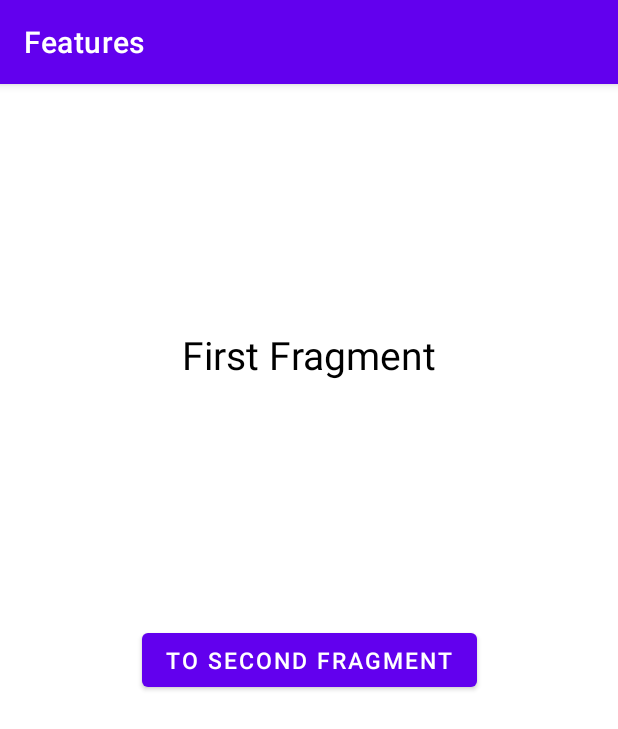
After one commit to AhmedSamirScience/Features, an Android app: the FirstTestFragment screen opened directly, with no data from a screen before it, on a phone screen of 412 x 824 dp. The commit adds this screen. Shown: the top 729 px of the screen. Run offline under Robolectric (Android 15) with nearby library versions, the phone set to English and light mode, and no system bars; our stand-ins replace data binding, sdp/ssp sizes.

Commit message:
Add new feature (Intent)
-Add a new activity called IntentActivity.kt
-Add 2 packages (firstTest, secondTest)
-Add 2 classes to firstTest package (FirstTestFragment.kt, FirstTestViewModel.kt)
-Add 2 classes to secondTest package (SecondTestFragment.kt, SecondTestViewModel.kt)
-Add alternative_nav_graph.xml that contains FirstTestFragment.kt and SecondTestFragment.kt
-Add button in fragment_service_list.xml
-Edit code in ServiceListFragment.kt
-Add some strings in strings.xml

```diff
--- a/app/src/main/AndroidManifest.xml
+++ b/app/src/main/AndroidManifest.xml
@@ -3,6 +3,7 @@
     xmlns:tools="http://schemas.android.com/tools">
 
     <uses-permission android:name="android.permission.ACCESS_NETWORK_STATE" />
+
     <application
         android:allowBackup="true"
         android:dataExtractionRules="@xml/data_extraction_rules"
@@ -13,6 +14,9 @@
         android:supportsRtl="true"
         android:theme="@style/Theme.Features"
         tools:targetApi="31">
+        <activity
+            android:name=".ui.activity.IntentActivity"
+            android:exported="false" />
         <activity
             android:name=".ui.activity.MainActivity"
             android:exported="true">
--- /dev/null
+++ b/app/src/main/java/com/samir/features/ui/activity/IntentActivity.kt
@@ -0,0 +1,14 @@
+package com.samir.features.ui.activity
+
+import androidx.appcompat.app.AppCompatActivity
+import android.os.Bundle
+import com.samir.features.databinding.ActivityIntentBinding
+
+class IntentActivity : AppCompatActivity() {
+    var binding: ActivityIntentBinding? = null
+    override fun onCreate(savedInstanceState: Bundle?) {
+        super.onCreate(savedInstanceState)
+        binding = ActivityIntentBinding.inflate(layoutInflater)
+        setContentView(binding?.getRoot())
+    }
+}
--- a/app/src/main/java/com/samir/features/ui/activity/MainActivity.kt
+++ b/app/src/main/java/com/samir/features/ui/activity/MainActivity.kt
@@ -4,15 +4,12 @@ package com.samir.features.ui.activity
  import android.view.KeyEvent
  import android.view.View
  import androidx.appcompat.app.AppCompatActivity
- import androidx.fragment.app.Fragment
- import androidx.fragment.app.FragmentManager
  import androidx.navigation.NavController
  import androidx.navigation.fragment.NavHostFragment
  import androidx.navigation.ui.NavigationUI
  import com.google.android.material.bottomnavigation.BottomNavigationView
  import com.samir.features.R
  import com.samir.features.databinding.ActivityMainBinding
- import com.samir.features.ui.fragment.back.BackFragment
 
 
 class MainActivity : AppCompatActivity() {
--- /dev/null
+++ b/app/src/main/java/com/samir/features/ui/fragment/firstTest/FirstTestFragment.kt
@@ -0,0 +1,40 @@
+package com.samir.features.ui.fragment.firstTest
+
+
+import android.view.View
+import androidx.fragment.app.viewModels
+import androidx.navigation.fragment.findNavController
+import com.samir.features.R
+import com.samir.features.base.BaseFragment
+import com.samir.features.databinding.FragmentFirstTestBinding
+
+
+class FirstTestFragment : BaseFragment<FirstTestViewModel, FragmentFirstTestBinding>()  {
+
+    override fun getContentView(): Int {
+        return R.layout.fragment_first_test
+    }
+    override fun initializeViewModel() {
+        val viewModel: FirstTestViewModel by viewModels()
+        baseViewModel = viewModel
+    }
+    private fun setInitialAnimations(){
+        // baseViewBinding.tvStudentServices.animation = AnimationUtils.loadAnimation(requireContext() , R.anim.slide_in_right)
+    }
+    override fun initView() {
+        setInitialAnimations()
+        baseViewBinding.buttonFirstTestToSecond.setOnClickListener(this)
+        //onKeyUp()
+    }
+
+    override fun onClick(v: View?) {
+        when (v)
+        {
+            baseViewBinding.buttonFirstTestToSecond->{
+                val direction = FirstTestFragmentDirections.actionFirstTestFragmentToSecondTestFragment()
+                findNavController().navigate(direction)
+            }
+        }
+    }
+
+}
--- /dev/null
+++ b/app/src/main/java/com/samir/features/ui/fragment/firstTest/FirstTestViewModel.kt
@@ -0,0 +1,13 @@
+package com.samir.features.ui.fragment.firstTest
+
+import com.samir.features.base.BaseViewModel
+
+class FirstTestViewModel : BaseViewModel() {
+
+    override fun stop() {
+    }
+
+    override fun start() {
+    }
+
+}
--- /dev/null
+++ b/app/src/main/res/layout/activity_intent.xml
@@ -0,0 +1,23 @@
+<?xml version="1.0" encoding="utf-8"?>
+<layout xmlns:android="http://schemas.android.com/apk/res/android"
+    xmlns:app="http://schemas.android.com/apk/res-auto"
+    xmlns:tools="http://schemas.android.com/tools">
+    <androidx.constraintlayout.widget.ConstraintLayout
+        android:layout_width="match_parent"
+        android:layout_height="match_parent"
+        tools:context=".ui.activity.IntentActivity">
+
+        <androidx.fragment.app.FragmentContainerView
+            android:id="@+id/intent_container"
+            android:name="androidx.navigation.fragment.NavHostFragment"
+            android:layout_width="0dp"
+            android:layout_height="0dp"
+            app:defaultNavHost="true"
+            app:layout_constraintBottom_toBottomOf="parent"
+            app:layout_constraintEnd_toEndOf="parent"
+            app:layout_constraintStart_toStartOf="parent"
+            app:layout_constraintTop_toTopOf="parent"
+            app:navGraph="@navigation/alternative_nav_graph" />
+
+    </androidx.constraintlayout.widget.ConstraintLayout>
+</layout>
--- /dev/null
+++ b/app/src/main/res/layout/fragment_first_test.xml
@@ -0,0 +1,33 @@
+<?xml version="1.0" encoding="utf-8"?>
+<layout xmlns:android="http://schemas.android.com/apk/res/android"
+    xmlns:app="http://schemas.android.com/apk/res-auto"
+    xmlns:tools="http://schemas.android.com/tools"
+    tools:context=".ui.fragment.firstTest.FirstTestFragment">
+    <androidx.constraintlayout.widget.ConstraintLayout
+        android:layout_width="match_parent"
+        android:layout_height="match_parent">
+
+        <TextView
+            android:id="@+id/textview_firstTest_firstFragment"
+            android:layout_width="wrap_content"
+            android:layout_height="wrap_content"
+            android:text="@string/firstTest_title"
+            android:textColor="@color/black"
+            android:textSize="@dimen/_20sdp"
+            app:layout_constraintBottom_toTopOf="@+id/button_firstTest_toSecond"
+            app:layout_constraintEnd_toEndOf="parent"
+            app:layout_constraintStart_toStartOf="parent"
+            app:layout_constraintTop_toTopOf="parent" />
+
+        <Button
+            android:id="@+id/button_firstTest_toSecond"
+            android:layout_width="wrap_content"
+            android:layout_height="wrap_content"
+            android:text="@string/firstTest_toSecond_btn"
+            android:textSize="@dimen/_12sdp"
+            app:layout_constraintBottom_toBottomOf="parent"
+            app:layout_constraintEnd_toEndOf="parent"
+            app:layout_constraintStart_toStartOf="parent"
+            app:layout_constraintTop_toTopOf="parent" />
+    </androidx.constraintlayout.widget.ConstraintLayout>
+</layout>
--- /dev/null
+++ b/app/src/main/res/navigation/alternative_nav_graph.xml
@@ -0,0 +1,22 @@
+<?xml version="1.0" encoding="utf-8"?>
+<navigation xmlns:android="http://schemas.android.com/apk/res/android"
+    xmlns:app="http://schemas.android.com/apk/res-auto"
+    xmlns:tools="http://schemas.android.com/tools"
+    android:id="@+id/alternative_nav_graph"
+    app:startDestination="@id/firstTestFragment">
+
+    <fragment
+        android:id="@+id/firstTestFragment"
+        android:name="com.samir.features.ui.fragment.firstTest.FirstTestFragment"
+        android:label="fragment_first_test"
+        tools:layout="@layout/fragment_first_test" >
+        <action
+            android:id="@+id/action_firstTestFragment_to_secondTestFragment"
+            app:destination="@id/secondTestFragment" />
+    </fragment>
+    <fragment
+        android:id="@+id/secondTestFragment"
+        android:name="com.samir.features.ui.fragment.secondTest.SecondTestFragment"
+        android:label="fragment_second_test"
+        tools:layout="@layout/fragment_second_test" />
+</navigation>
--- a/app/src/main/res/values/strings.xml
+++ b/app/src/main/res/values/strings.xml
@@ -57,6 +57,7 @@
     <string name="maps_title">Maps</string>
 
     <string name="back_title">Back</string>
+    <string name="intent_title">Intent</string>
     <string name="back_option">Back Options</string>
 
     <string name="others_title">Others</string>
@@ -66,9 +67,12 @@
     <string name="popstackback_normalbackbtn">Normal Back</string>
 
 
-
     <!-- TODO: Remove or change this placeholder text -->
     <string name="hello_blank_fragment">Hello blank fragment</string>
+    <string name="firstTest_title">First Fragment</string>
+    <string name="firstTest_toSecond_btn">To second Fragment</string>
+    <string name="secondTest_title">Second Fragment</string>
+    <string name="secondTest_toFirst_btn">To first Fragment</string>
 
 
 </resources>
--- a/build.gradle
+++ b/build.gradle
@@ -1,7 +1,7 @@
 // Top-level build file where you can add configuration options common to all sub-projects/modules.
 plugins {
-    id 'com.android.application' version '7.3.1' apply false
-    id 'com.android.library' version '7.3.1' apply false
+    id 'com.android.application' version '7.2.2' apply false
+    id 'com.android.library' version '7.2.2' apply false
     id 'org.jetbrains.kotlin.android' version '1.7.20' apply false
 
     /**
```
Also changed, not shown: app/src/main/java/com/samir/features/ui/fragment/secondTest/SecondTestFragment.kt (added, +32 -0 lines), app/src/main/java/com/samir/features/ui/fragment/secondTest/SecondTestViewModel.kt (added, +13 -0 lines), app/src/main/java/com/samir/features/ui/fragment/serviceList/ServiceListFragment.kt (+8 -0 lines), app/src/main/res/layout/fragment_second_test.xml (added, +24 -0 lines), app/src/main/res/layout/fragment_service_list.xml (+9 -0 lines), gradle/wrapper/gradle-wrapper.properties.
